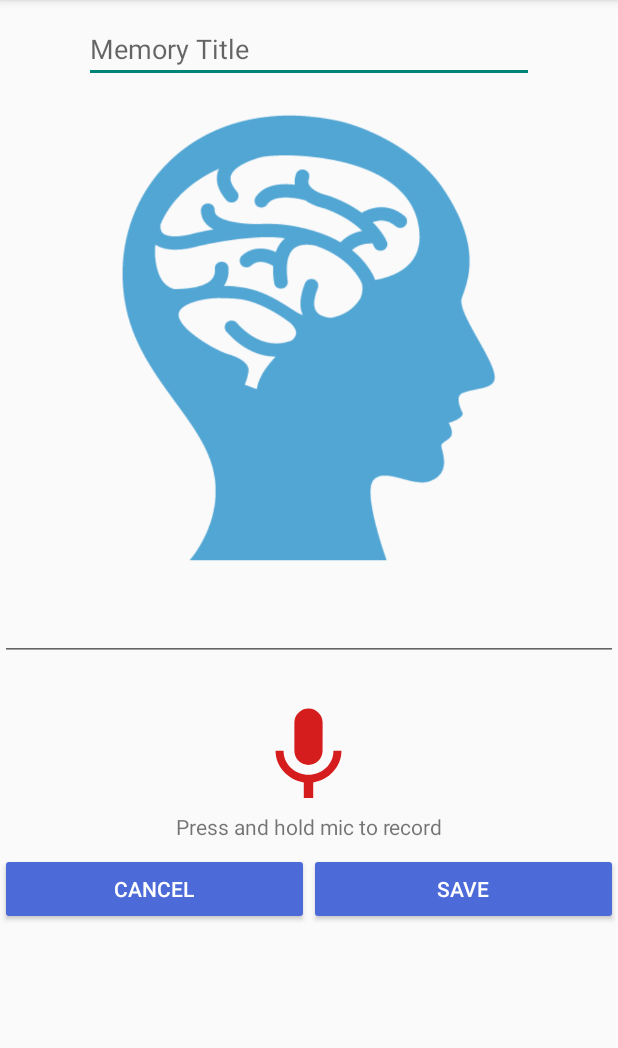
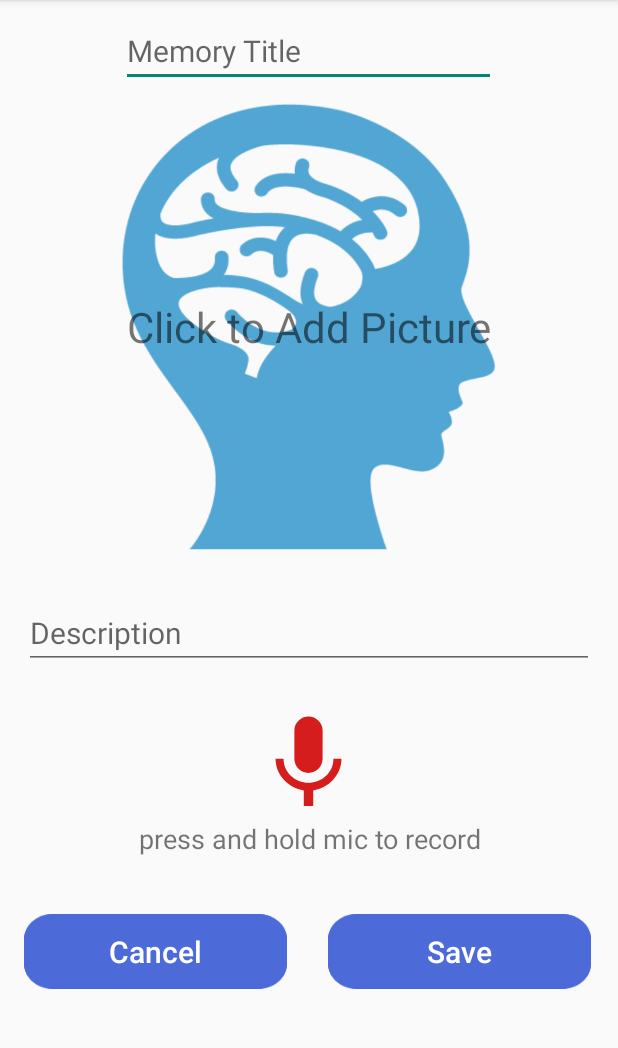
Before and after one commit to gracewanggw/RememberMe, an Android app: the AddEditMemoryActivity screen opened directly, with no data from a screen before it, on a phone screen of 412 x 824 dp, the part 84-1132 px from its top. Run offline under Robolectric (Android 15) with nearby library versions, the phone set to English and light mode, and no system bars; libraries missing offline, so code that uses them is left out: com.amitshekhar; 2 statements that could not run were skipped.

Commit message:
UI changes to memory activity

```diff
--- a/app/src/main/java/com/example/rememberme/AddEditMemoryActivity.java
+++ b/app/src/main/java/com/example/rememberme/AddEditMemoryActivity.java
@@ -70,10 +70,11 @@ public class AddEditMemoryActivity extends AppCompatActivity implements View.OnC
     EditText title;
     EditText text;
     ImageView image;
+    TextView addImage;
     TextView audio;
     Button saveMemory;
     Button cancelMemory;
-    Button removeMemory;
+    TextView removeMemory;
 
     @Override
     protected void onCreate(Bundle savedInstanceState) {
@@ -99,6 +100,7 @@ public class AddEditMemoryActivity extends AppCompatActivity implements View.OnC
         title = findViewById(R.id.title);
         text = findViewById(R.id.text);
         image = findViewById(R.id.memory_image);
+        addImage = findViewById(R.id.add_image);
         audio = findViewById(R.id.add_audio);
         saveMemory = findViewById(R.id.save_memory);
         cancelMemory = findViewById(R.id.cancel_memory);
@@ -306,6 +308,7 @@ public class AddEditMemoryActivity extends AppCompatActivity implements View.OnC
     }
 
     public void updateImageView(byte[] imageAr) {
+        addImage.setVisibility(View.GONE);
         Bitmap bmp= BitmapFactory.decodeByteArray(imageAr, 0 , imageAr.length);
         image.setImageBitmap(bmp);
        // rotateImage();
--- /dev/null
+++ b/app/src/main/res/drawable/trash_icon.xml
@@ -0,0 +1,5 @@
+<vector android:height="24dp" android:tint="#989898"
+    android:viewportHeight="24" android:viewportWidth="24"
+    android:width="24dp" xmlns:android="http://schemas.android.com/apk/res/android">
+    <path android:fillColor="@android:color/white" android:pathData="M6,19c0,1.1 0.9,2 2,2h8c1.1,0 2,-0.9 2,-2V7H6v12zM19,4h-3.5l-1,-1h-5l-1,1H5v2h14V4z"/>
+</vector>
--- a/app/src/main/res/layout/activity_add_memory.xml
+++ b/app/src/main/res/layout/activity_add_memory.xml
@@ -14,30 +14,49 @@
         android:orientation="vertical">
 
         <EditText
-            android:layout_width="300dp"
+            android:layout_width="250dp"
             android:layout_height="wrap_content"
             android:hint="Memory Title"
             android:layout_gravity="center_horizontal"
             android:layout_marginTop="10dp"
+            android:textSize="20dp"
             android:id="@+id/title"/>
+
+        <RelativeLayout
+            android:layout_width="match_parent"
+            android:layout_height="wrap_content">
 
             <ImageView
                 android:layout_width="300dp"
                 android:layout_height="300dp"
-            android:layout_gravity="center_horizontal"
+                android:layout_centerInParent="true"
                 android:src="@drawable/memory"
                 android:layout_marginTop="20dp"
                 android:backgroundTint="@color/custom_blue"
                 android:id="@+id/memory_image"
                 android:onClick="changeImage"/>
+            <TextView
+                android:id="@+id/add_image"
+                android:layout_width="match_parent"
+                android:layout_height="match_parent"
+                android:text="Click to Add Picture"
+                android:textSize="28dp"
+                android:textAlignment="center"
+                android:layout_centerInParent="true"/>
+
+        </RelativeLayout>
 
         <EditText
             android:layout_width="match_parent"
             android:layout_height="wrap_content"
+            android:layout_marginLeft="16dp"
+            android:layout_marginRight="16dp"
             android:layout_gravity="center_horizontal"
             android:inputType="textMultiLine"
             android:maxLines="10"
             android:layout_marginTop="20dp"
+            android:textSize="20dp"
+            android:hint="Description"
             android:id="@+id/text"/>
 
         <TextView
@@ -52,52 +71,53 @@
         <TextView
             android:layout_width="match_parent"
             android:layout_height="wrap_content"
-            android:text="Press and hold mic to record"
+            android:text="press and hold mic to record"
+            android:textSize="18dp"
             android:layout_marginBottom="8dp"
             android:textAlignment="center"/>
 
         <LinearLayout
             android:layout_width="match_parent"
             android:layout_height="wrap_content"
+            android:layout_marginTop="30dp"
             android:orientation="horizontal"
             android:layout_gravity="center|bottom"
             android:layout_weight="1">
 
             <Button
-                android:layout_width="wrap_content"
-                android:layout_height="wrap_content"
+                android:layout_width="175dp"
+                android:layout_height="50dp"
+                android:layout_marginLeft="16dp"
                 android:text="Cancel"
-                android:backgroundTint="@color/custom_blue"
+                android:textAllCaps="false"
+                android:textSize="20dp"
+                android:background="@drawable/save_button"
                 android:textColor="@color/white"
-                android:layout_weight="1"
                 android:layout_gravity="center_horizontal|bottom"
                 android:id="@+id/cancel_memory"/>
 
             <Button
-                android:layout_width="wrap_content"
-                android:layout_height="wrap_content"
+                android:layout_width="175dp"
+                android:layout_height="50dp"
+                android:layout_marginLeft="27dp"
                 android:text="Save"
-                android:backgroundTint="@color/custom_blue"
+                android:textAllCaps="false"
+                android:textSize="20dp"
+                android:background="@drawable/save_button"
                 android:textColor="@color/white"
-                android:layout_weight="1"
                 android:layout_gravity="center_horizontal|bottom"
                 android:id="@+id/save_memory"/>
 
         </LinearLayout>
 
-        <Button
-            android:layout_width="match_parent"
-            android:layout_height="wrap_content"
-            android:text="@string/remove"
+        <TextView
             android:id="@+id/remove"
-            android:textStyle="bold"
-            android:textColor="@color/white"
-            android:backgroundTint="@color/custom_blue"
-            android:bottomRightRadius="80dp"
-            android:bottomLeftRadius="80dp"
-            android:topLeftRadius="80dp"
-            android:topRightRadius="80dp"/>
-
+            android:layout_width="50dp"
+            android:layout_height="50dp"
+            android:background="@drawable/trash_icon"
+            android:layout_gravity="center"
+            android:layout_marginTop="10dp"
+            android:clickable="true"/>
     </LinearLayout>
 
 
```
Lines whose indentation alone changed are shown as unchanged.
